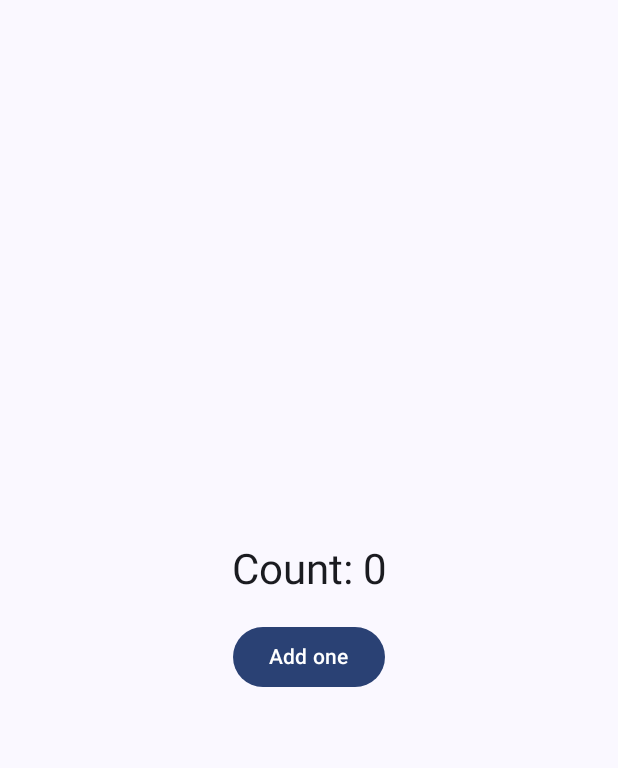
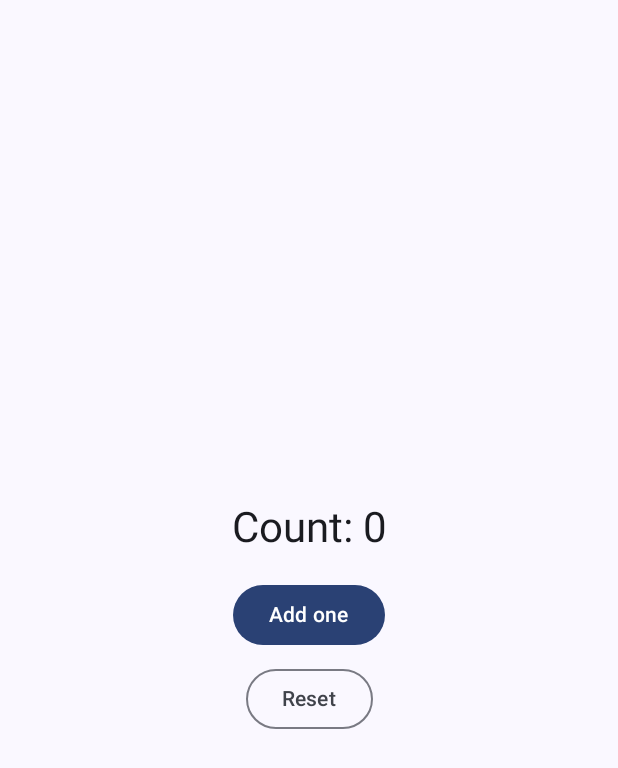
Before and after one commit to harviesison/HelloGit, an Android app built with Jetpack Compose: the screen it shows after launch (MainActivity), on a phone screen of 412 x 824 dp. Shown: the top 768 px of the screen. Run offline under Robolectric (Android 15) with nearby library versions, the phone set to English and light mode, and no system bars.

Commit message:
Add reset button to counter screen

```diff
--- a/app/src/main/java/com/example/hellogit/MainActivity.kt
+++ b/app/src/main/java/com/example/hellogit/MainActivity.kt
@@ -10,6 +10,7 @@ import androidx.compose.foundation.layout.fillMaxSize
 import androidx.compose.foundation.layout.height
 import androidx.compose.material3.Button
 import androidx.compose.material3.MaterialTheme
+import androidx.compose.material3.OutlinedButton
 import androidx.compose.material3.Surface
 import androidx.compose.material3.Text
 import androidx.compose.runtime.Composable
@@ -55,5 +56,9 @@ fun CounterScreen() {
         Button(onClick = { count++ }) {
             Text("Add one")
         }
+        Spacer(Modifier.height(8.dp))
+        OutlinedButton(onClick = { count = 0 }) {
+            Text("Reset")
+        }
     }
 }
```
